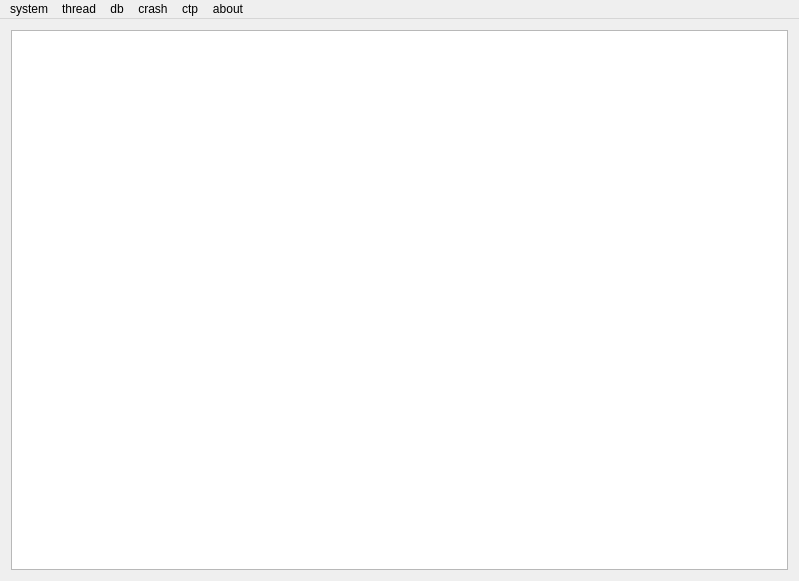
This is ctpnow/ui/mainwindow.ui in xclxxl414/bftrader as Qt 5 draws it before an edit. The edited form follows.
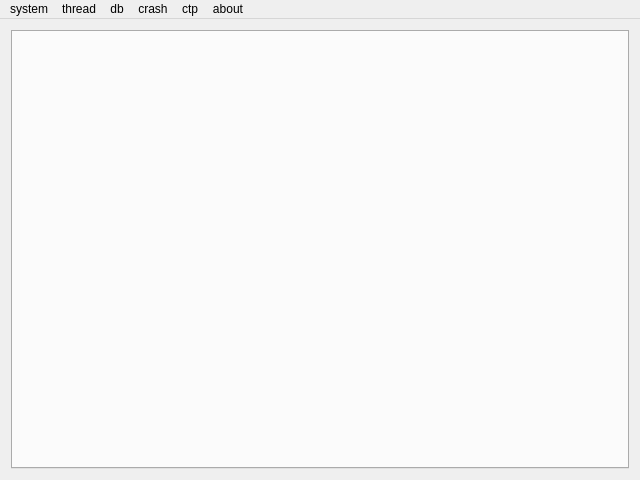
This is the edited form.

Patch:
```diff
--- a/ctpnow/ui/mainwindow.ui
+++ b/ctpnow/ui/mainwindow.ui
@@ -6,17 +6,21 @@
    <rect>
     <x>0</x>
     <y>0</y>
-    <width>799</width>
-    <height>581</height>
+    <width>640</width>
+    <height>480</height>
    </rect>
   </property>
   <property name="windowTitle">
    <string>MainWindow</string>
   </property>
   <widget class="QWidget" name="centralWidget">
-   <layout class="QVBoxLayout" name="verticalLayout">
+   <layout class="QHBoxLayout" name="horizontalLayout">
     <item>
-     <widget class="QListWidget" name="listWidget"/>
+     <widget class="QTabWidget" name="tabWidget">
+      <property name="currentIndex">
+       <number>-1</number>
+      </property>
+     </widget>
     </item>
    </layout>
   </widget>
@@ -25,7 +29,7 @@
     <rect>
      <x>0</x>
      <y>0</y>
-     <width>799</width>
+     <width>640</width>
      <height>23</height>
     </rect>
    </property>
```
